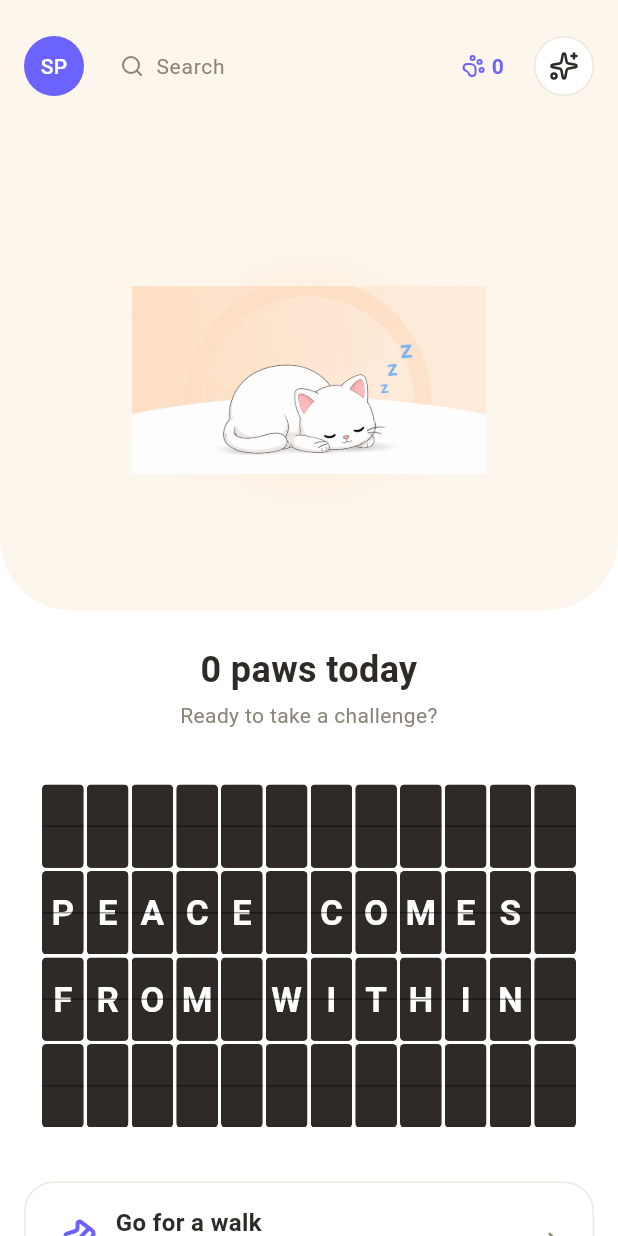
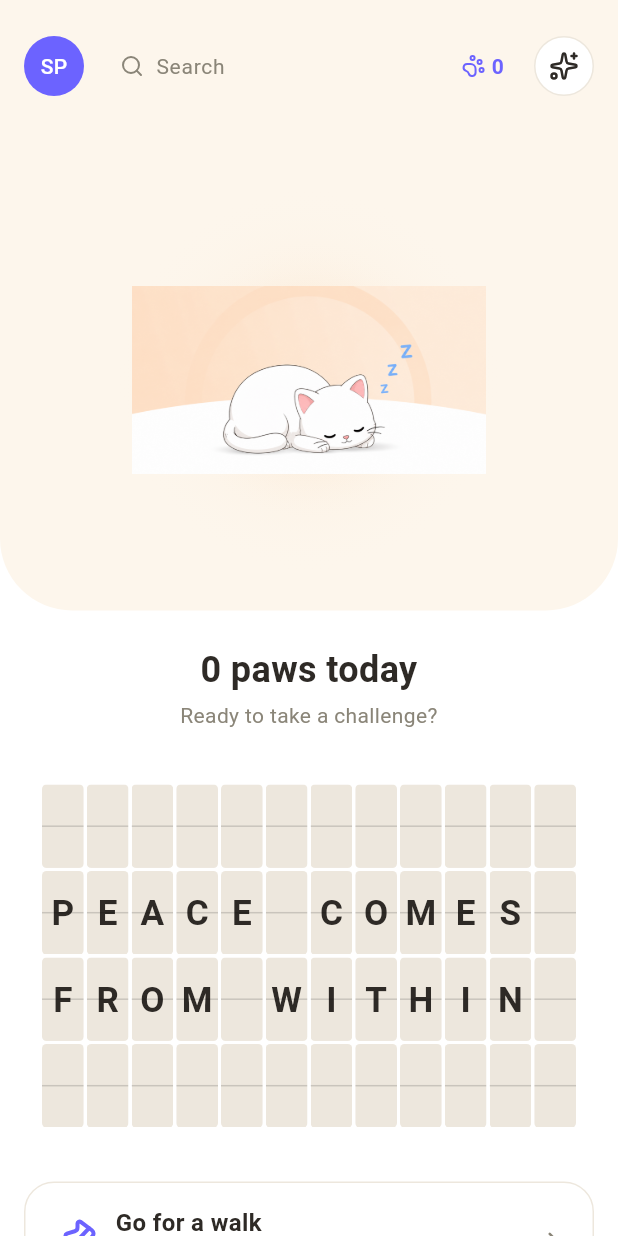
Before and after one commit to sanketp45/Meditation-app, a Flutter app: the screen it shows after launch, on a phone screen of 412 x 824 dp. Run offline on Flutter 3.47's test engine with Material 3 defaults, Android fonts, the phone set to English and light mode, and no system bars; our stand-ins replace lucide_icons_flutter; missing offline and left inert: widgetbook; Roboto replaces fonts that are missing (Poppins, Quicksand).

Commit message:
Switch SplitFlapBoard tiles to light background, dark text
Original spec didn't call out a tile color, so I'd defaulted to a
dark tile (textPrimary) with white text. The actual Aceternity
reference (shown for comparison) uses light tiles with dark text
instead — swap tileColor to the border token (light warm gray) and
the glyph color to textPrimary, and soften the split-line opacity
accordingly so it reads as a subtle seam rather than a heavy line
against the now-light background.

```diff
--- a/packages/design_system/lib/src/components/split_flap_board.dart
+++ b/packages/design_system/lib/src/components/split_flap_board.dart
@@ -71,7 +71,7 @@ class SplitFlapBoard extends StatelessWidget {
         final textStyle = TextStyle(
           fontWeight: FontWeight.w700,
           fontSize: tileHeight * 0.42,
-          color: AppColors.textInverse,
+          color: AppColors.textPrimary,
           height: 1,
         );
 
@@ -100,8 +100,8 @@ class SplitFlapBoard extends StatelessWidget {
                         scrambleInterval: scrambleInterval,
                         startDelay: columnStagger * col + rowStagger * row,
                         textStyle: textStyle,
-                        tileColor: AppColors.textPrimary,
-                        splitLineColor: Colors.black.withValues(alpha: 0.4),
+                        tileColor: AppColors.border,
+                        splitLineColor: Colors.black.withValues(alpha: 0.15),
                         tileRadius: _tileRadius,
                         autoPlay: autoPlay,
                       ),
```
